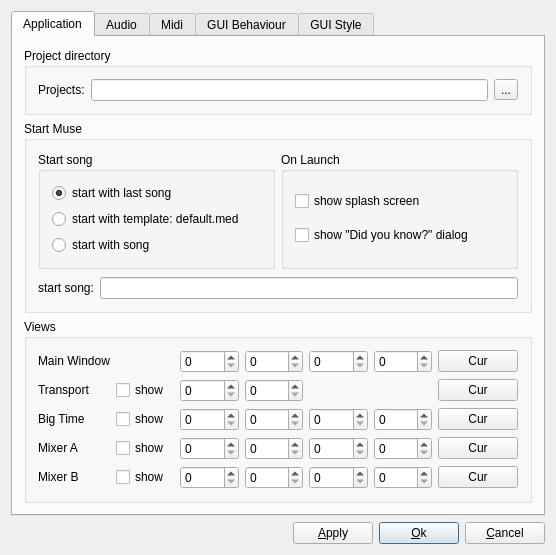
nengxu/lmuse, file muse/widgets/gensetbase.ui: the form before one commit.
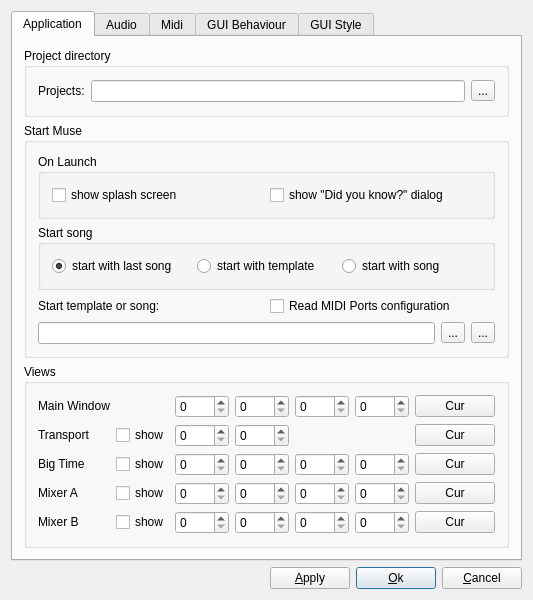
The form after the commit.

Commit message: Global Settings: Start song: Changed to allow other templates. Please revisit this setting or start with clean config so MusE can initialize the box with the global default.med file.

Diff of the .ui file:
```diff
--- a/muse/widgets/gensetbase.ui
+++ b/muse/widgets/gensetbase.ui
@@ -6,8 +6,8 @@
    <rect>
     <x>0</x>
     <y>0</y>
-    <width>556</width>
-    <height>527</height>
+    <width>525</width>
+    <height>549</height>
    </rect>
   </property>
   <property name="windowTitle">
@@ -36,6 +36,9 @@
           <string>Project directory</string>
          </property>
          <layout class="QHBoxLayout" name="qhboxProjDir">
+          <property name="spacing">
+           <number>-1</number>
+          </property>
           <item>
            <widget class="QLabel" name="textLabel_ProjDir">
             <property name="text">
@@ -450,45 +453,39 @@
          <layout class="QGridLayout">
           <item row="0" column="0">
            <layout class="QGridLayout" name="gridLayout11">
-            <item row="1" column="0">
-             <spacer name="spacer7_2">
-              <property name="orientation">
-               <enum>Qt::Vertical</enum>
-              </property>
-              <property name="sizeType">
-               <enum>QSizePolicy::Expanding</enum>
-              </property>
-              <property name="sizeHint" stdset="0">
-               <size>
-                <width>20</width>
-                <height>51</height>
-               </size>
-              </property>
-             </spacer>
-            </item>
-            <item row="2" column="0" colspan="2">
+            <item row="3" column="0" colspan="2">
              <layout class="QHBoxLayout" name="qhboxStartSong">
-              <item>
-               <widget class="QLabel" name="textLabel1_2">
-                <property name="text">
-                 <string>start song:</string>
-                </property>
-                <property name="wordWrap">
-                 <bool>false</bool>
-                </property>
-               </widget>
-              </item>
               <item>
                <widget class="QLineEdit" name="startSongEntry"/>
               </item>
+              <item>
+               <widget class="QToolButton" name="startSongFileOpenToolButton">
+                <property name="toolTip">
+                 <string>Choose start song or template</string>
+                </property>
+                <property name="text">
+                 <string>...</string>
+                </property>
+               </widget>
+              </item>
+              <item>
+               <widget class="QToolButton" name="startSongResetToolButton">
+                <property name="toolTip">
+                 <string>Reset to default</string>
+                </property>
+                <property name="text">
+                 <string>...</string>
+                </property>
+               </widget>
+              </item>
              </layout>
             </item>
-            <item row="0" column="0">
+            <item row="1" column="0" colspan="2">
              <widget class="QGroupBox" name="startSongBox">
               <property name="title">
                <string>Start song</string>
               </property>
-              <layout class="QVBoxLayout" name="verticalLayout">
+              <layout class="QHBoxLayout" name="hLayout_1">
                <item>
                 <widget class="QRadioButton" name="startLastButton">
                  <property name="text">
@@ -508,7 +505,7 @@
                   </sizepolicy>
                  </property>
                  <property name="text">
-                  <string>start with template: default.med</string>
+                  <string>start with template</string>
                  </property>
                  <property name="checked">
                   <bool>false</bool>
@@ -525,12 +522,12 @@
               </layout>
              </widget>
             </item>
-            <item row="0" column="1">
+            <item row="0" column="0" colspan="2">
              <widget class="QGroupBox" name="startUpBox">
               <property name="title">
                <string>On Launch</string>
               </property>
-              <layout class="QVBoxLayout" name="verticalLayout_2">
+              <layout class="QHBoxLayout" name="hLayout_2">
                <item>
                 <widget class="QCheckBox" name="showSplash">
                  <property name="text">
@@ -548,18 +545,26 @@
               </layout>
              </widget>
             </item>
-            <item row="1" column="1">
-             <spacer name="verticalSpacer">
-              <property name="orientation">
-               <enum>Qt::Vertical</enum>
+            <item row="2" column="0">
+             <widget class="QLabel" name="textLabel1_2">
+              <property name="text">
+               <string>Start template or song:</string>
               </property>
-              <property name="sizeHint" stdset="0">
-               <size>
-                <width>20</width>
-                <height>40</height>
-               </size>
+              <property name="wordWrap">
+               <bool>false</bool>
               </property>
-             </spacer>
+             </widget>
+            </item>
+            <item row="2" column="1">
+             <widget class="QCheckBox" name="readMidiConfigFromSongCheckBox">
+              <property name="toolTip">
+               <string>Read MIDI Ports configuration from file, 
+ or else automatically configure</string>
+              </property>
+              <property name="text">
+               <string>Read MIDI Ports configuration</string>
+              </property>
+             </widget>
             </item>
            </layout>
           </item>
@@ -1562,6 +1567,22 @@
      </widget>
     </widget>
    </item>
+   <item>
+    <spacer name="spacer7_2">
+     <property name="orientation">
+      <enum>Qt::Vertical</enum>
+     </property>
+     <property name="sizeType">
+      <enum>QSizePolicy::Expanding</enum>
+     </property>
+     <property name="sizeHint" stdset="0">
+      <size>
+       <width>20</width>
+       <height>51</height>
+      </size>
+     </property>
+    </spacer>
+   </item>
    <item>
     <layout class="QHBoxLayout" name="horizontalLayout">
      <item>
```
Left out of the diff: 10 changed lines with no effect on the pictures. The commit also changes 10 other files.
